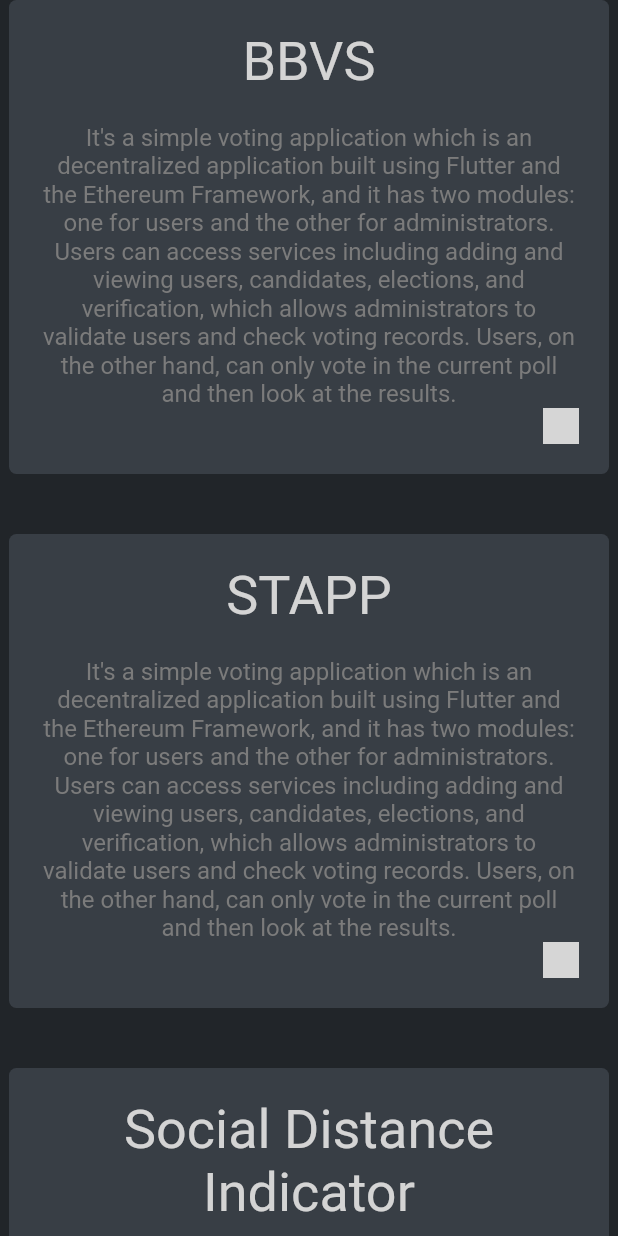
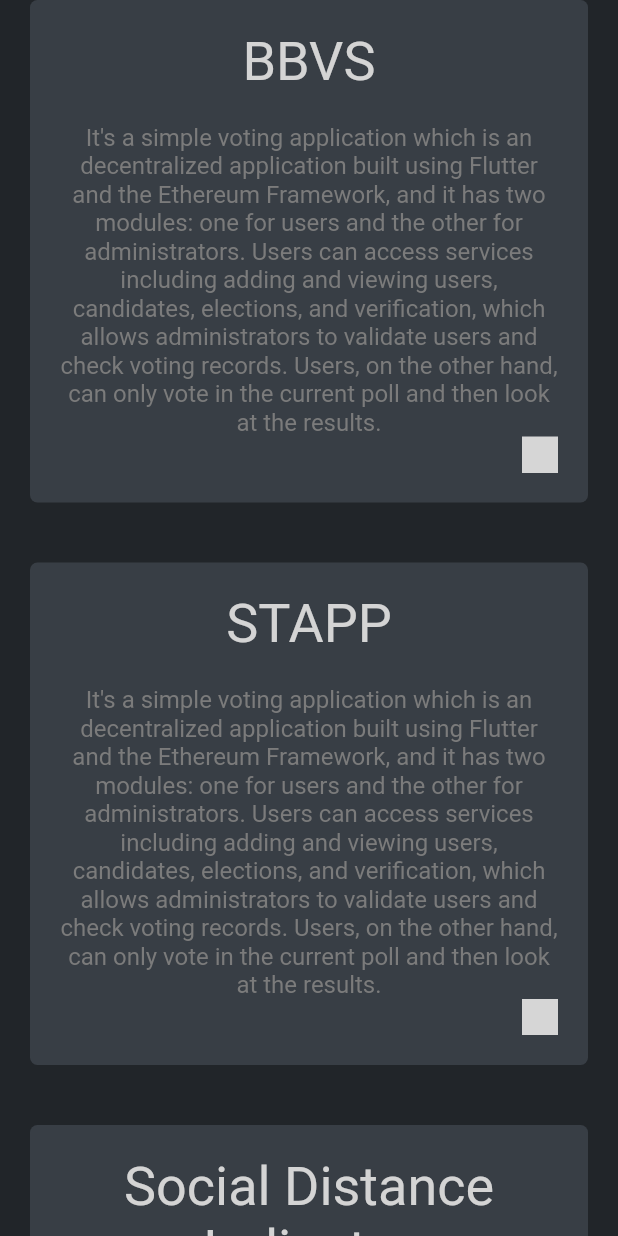
Before and after one commit to archp4/flutter_portfolio_v1, a Flutter app: the screen it shows after launch, scrolled down 3456 dp, on a phone screen of 412 x 824 dp. Run offline on Flutter 3.47's test engine with Material 2 defaults, Android fonts, the phone set to English and light mode, and no system bars; our stand-ins replace dio, flutter_svg, timeline_tile; network calls fail; grey boxes are pictures that could not be loaded.

Commit message:
work  mobile responive

```diff
--- a/lib/views/work.dart
+++ b/lib/views/work.dart
@@ -2,6 +2,7 @@
 import 'package:portfilo/models/consts.dart';
 import 'package:portfilo/models/links.dart';
 import 'package:portfilo/models/projects.dart';
+import 'package:portfilo/models/responstive_helper.dart';
 import 'package:portfilo/widget/custom_textstyle.dart';
 import 'package:portfilo/widget/header_text.dart';
 import 'package:portfilo/widget/highlight_section.dart';
@@ -14,6 +15,9 @@
   Widget build(BuildContext context) {
     double height = MediaQuery.of(context).size.height;
     return Container(
+      margin: ResponstiveHelper.isMobile(context)
+          ? const EdgeInsets.symmetric(horizontal: 20)
+          : const EdgeInsets.all(0),
       alignment: Alignment.center,
       child: SizedBox(
         width: height < 800 ? 1020 : 1120,
```
